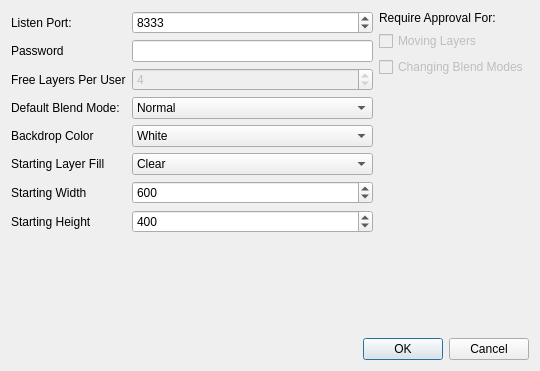
Before: the Qt Designer form designer/HiveOptionsUi.ui in skitzycat/beedraw, drawn with Qt 5.
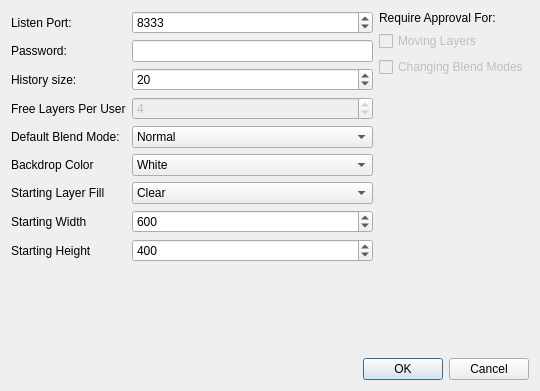
After: the same form once the commit is applied.

Commit message: hive options now save out to file

The edit to the form file:
```diff
--- a/designer/HiveOptionsUi.ui
+++ b/designer/HiveOptionsUi.ui
@@ -6,7 +6,7 @@
     <x>0</x>
     <y>0</y>
     <width>540</width>
-    <height>371</height>
+    <height>391</height>
    </rect>
   </property>
   <property name="windowTitle" >
@@ -29,11 +29,11 @@
          <item row="1" column="0" >
           <widget class="QLabel" name="label_3" >
            <property name="text" >
-            <string>Password</string>
+            <string>Password:</string>
            </property>
           </widget>
          </item>
-         <item row="2" column="0" >
+         <item row="3" column="0" >
           <widget class="QLabel" name="label_4" >
            <property name="text" >
             <string>Free Layers Per User</string>
@@ -50,7 +50,7 @@
            </property>
           </widget>
          </item>
-         <item row="2" column="1" >
+         <item row="3" column="1" >
           <widget class="QSpinBox" name="max_layers_box" >
            <property name="enabled" >
             <bool>false</bool>
@@ -73,14 +73,14 @@
            </property>
           </widget>
          </item>
-         <item row="3" column="0" >
+         <item row="4" column="0" >
           <widget class="QLabel" name="label_5" >
            <property name="text" >
             <string>Default Blend Mode:</string>
            </property>
           </widget>
          </item>
-         <item row="3" column="1" >
+         <item row="4" column="1" >
           <widget class="QComboBox" name="comboBox" >
            <item>
             <property name="text" >
@@ -89,14 +89,14 @@
            </item>
           </widget>
          </item>
-         <item row="4" column="0" >
+         <item row="5" column="0" >
           <widget class="QLabel" name="label_6" >
            <property name="text" >
             <string>Backdrop Color</string>
            </property>
           </widget>
          </item>
-         <item row="4" column="1" >
+         <item row="5" column="1" >
           <widget class="QComboBox" name="comboBox_2" >
            <item>
             <property name="text" >
@@ -105,14 +105,14 @@
            </item>
           </widget>
          </item>
-         <item row="5" column="0" >
+         <item row="6" column="0" >
           <widget class="QLabel" name="label_7" >
            <property name="text" >
             <string>Starting Layer Fill</string>
            </property>
           </widget>
          </item>
-         <item row="5" column="1" >
+         <item row="6" column="1" >
           <widget class="QComboBox" name="comboBox_3" >
            <item>
             <property name="text" >
@@ -121,21 +121,21 @@
            </item>
           </widget>
          </item>
-         <item row="6" column="0" >
+         <item row="7" column="0" >
           <widget class="QLabel" name="label_8" >
            <property name="text" >
             <string>Starting Width</string>
            </property>
           </widget>
          </item>
-         <item row="7" column="0" >
+         <item row="8" column="0" >
           <widget class="QLabel" name="label_9" >
            <property name="text" >
             <string>Starting Height</string>
            </property>
           </widget>
          </item>
-         <item row="6" column="1" >
+         <item row="7" column="1" >
           <widget class="QSpinBox" name="width_box" >
            <property name="minimum" >
             <number>1</number>
@@ -148,7 +148,7 @@
            </property>
           </widget>
          </item>
-         <item row="7" column="1" >
+         <item row="8" column="1" >
           <widget class="QSpinBox" name="height_box" >
            <property name="minimum" >
             <number>1</number>
@@ -164,6 +164,20 @@
            </property>
           </widget>
          </item>
+         <item row="2" column="0" >
+          <widget class="QLabel" name="label_10" >
+           <property name="text" >
+            <string>History size:</string>
+           </property>
+          </widget>
+         </item>
+         <item row="2" column="1" >
+          <widget class="QSpinBox" name="history_size_box" >
+           <property name="value" >
+            <number>20</number>
+           </property>
+          </widget>
+         </item>
         </layout>
        </item>
        <item>
@@ -242,7 +256,7 @@
       <enum>Qt::Horizontal</enum>
      </property>
      <property name="standardButtons" >
-      <set>QDialogButtonBox::Cancel|QDialogButtonBox::NoButton|QDialogButtonBox::Ok</set>
+      <set>QDialogButtonBox::Cancel|QDialogButtonBox::Ok</set>
      </property>
     </widget>
    </item>
```
Left out of the diff: 4 changed lines with no effect on the pictures. The commit also changes 12 other files.
